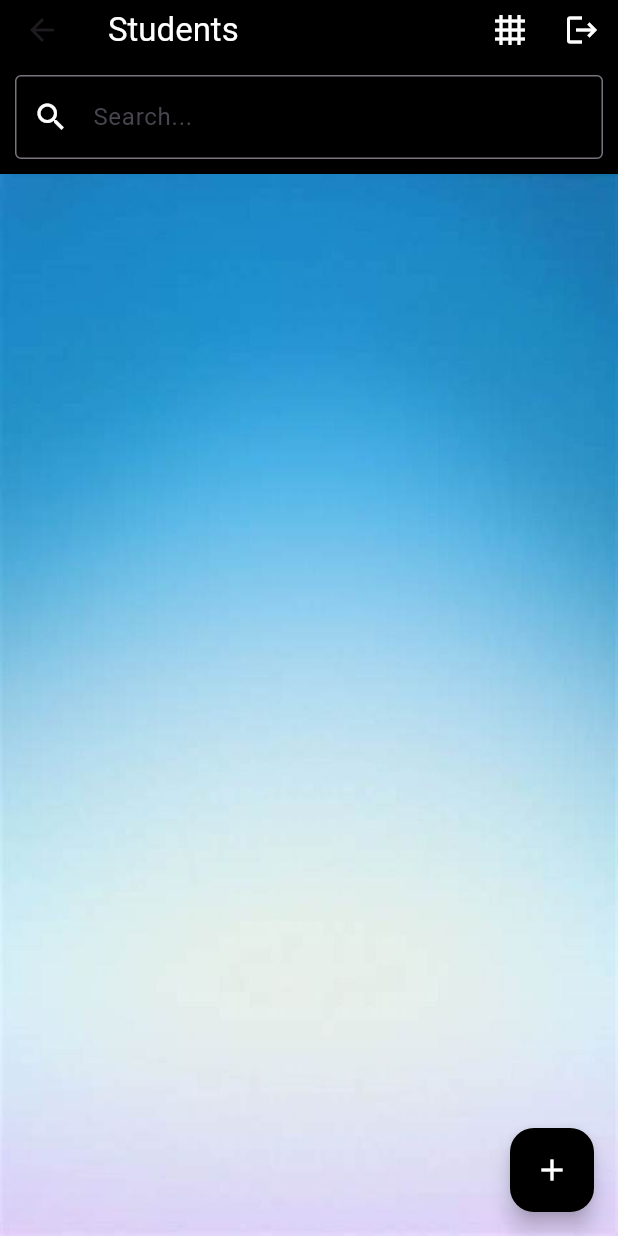
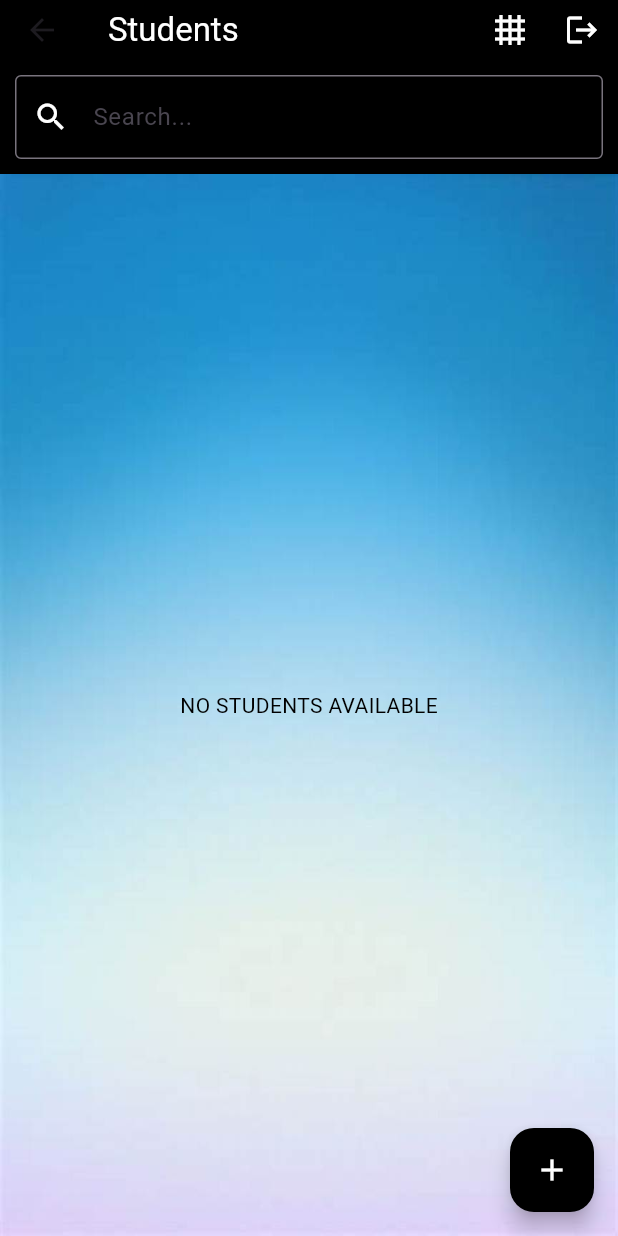
Before and after one commit to Anuja-js/sqfliteCRUD, a Flutter app: the HomePage screen opened directly, on a phone screen of 412 x 824 dp. Run offline on Flutter 3.47's test engine with Material 3 defaults, Android fonts, the phone set to English and light mode, and no system bars; our stand-ins replace image_picker, shared_preferences, sqflite; accounts and stored records are empty.

Commit message:
app done change

```diff
--- a/lib/screens/edit_user_details.dart
+++ b/lib/screens/edit_user_details.dart
@@ -129,8 +129,8 @@ class UserDetailsEditState extends State<UserDetailsEdit> {
             right: 10,
             child: ElevatedButton(
               style: ButtonStyle(
-                backgroundColor: WidgetStateProperty.all(Colors.black),
-                foregroundColor: WidgetStateProperty.all(Colors.white),
+                backgroundColor: MaterialStateProperty.all(Colors.black),
+                foregroundColor: MaterialStateProperty.all(Colors.white),
 
               ),
               child: Padding(
--- a/lib/screens/home_screen.dart
+++ b/lib/screens/home_screen.dart
@@ -91,7 +91,9 @@ TextEditingController  textControl=TextEditingController();
                 fit: BoxFit.fill,
               )),
 
-     isPress?    getUsersListView():getUserGridView()
+
+       userList.length==0?Center(child: Text("NO STUDENTS AVAILABLE",style: TextStyle(color: Colors.black),)) :isPress?    getUsersListView():getUserGridView()
+
         ],
       ),
       floatingActionButton: FloatingActionButton(
--- a/lib/screens/login_screen.dart
+++ b/lib/screens/login_screen.dart
@@ -146,9 +146,9 @@ class _LoginScreenState extends State<LoginScreen> {
                         // checkLogIn(context);
                       },
                       style: ButtonStyle(
-                        backgroundColor: WidgetStateProperty.all(Colors.black),
-                        foregroundColor: WidgetStateProperty.all(Colors.white),
-                        padding: WidgetStateProperty.all(
+                        backgroundColor: MaterialStateProperty.all(Colors.black),
+                        foregroundColor: MaterialStateProperty.all(Colors.white),
+                        padding: MaterialStateProperty.all(
                           EdgeInsets.symmetric(
                               vertical: 15,
                               horizontal: MediaQuery.of(context).size.width / 2.5),
```
Also changed, not shown: pubspec.lock.
